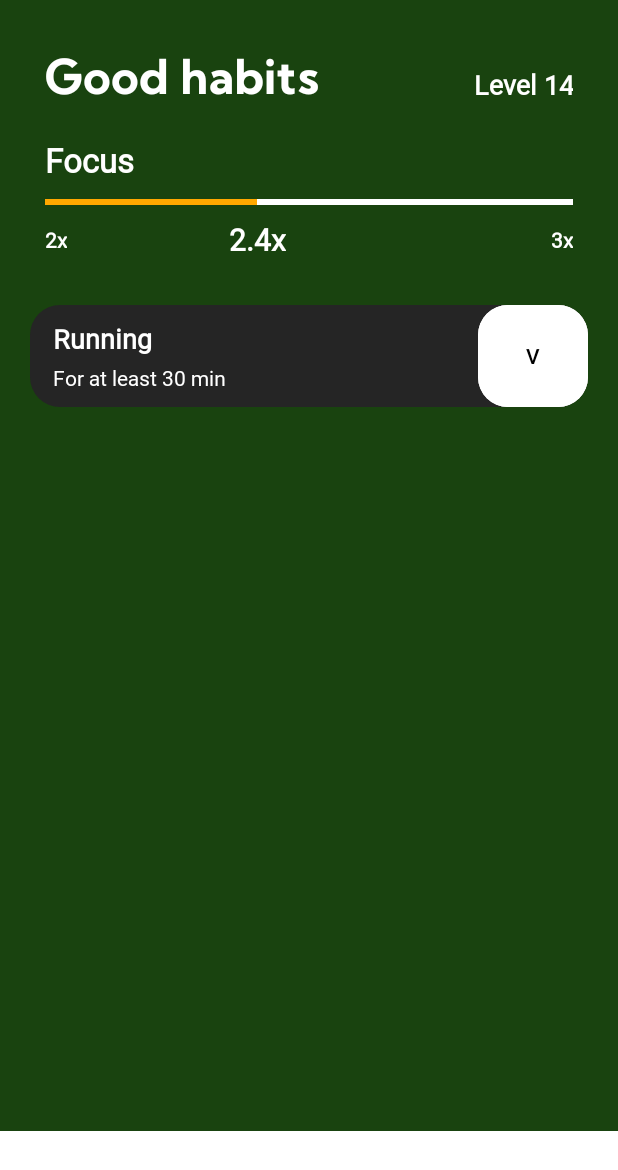
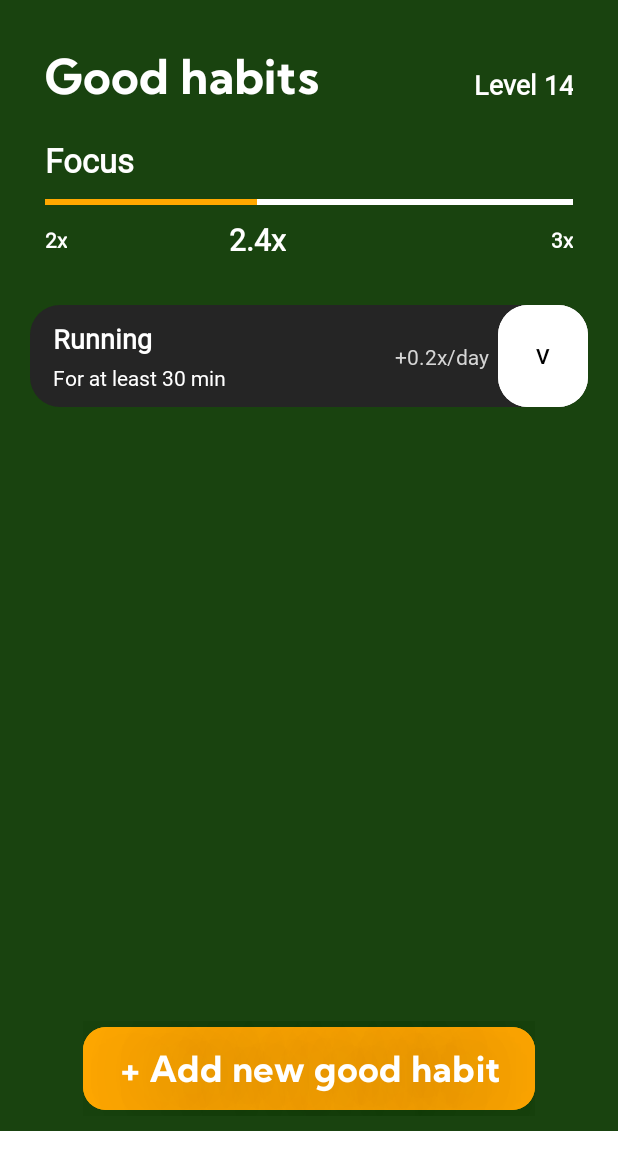
Before and after one commit to nejcmih/HabitQuestTNUV, an Android app: the screen it shows after launch (GoodHabit), on a phone screen of 412 x 824 dp. Shown: the top 1170 px of the screen. Run offline under Robolectric (Android 15) with nearby library versions, the phone set to English and light mode, and no system bars.

Commit message:
Gumb za dodajanje habita

```diff
--- a/app/src/main/res/layout/activity_goodhabits.xml
+++ b/app/src/main/res/layout/activity_goodhabits.xml
@@ -121,7 +121,7 @@
         android:layout_marginTop="30dp"
         android:layout_marginEnd="20dp"
         android:layout_marginBottom="10dp"
-        app:layout_constraintBottom_toTopOf="@+id/bottomNavigation"
+        app:layout_constraintBottom_toTopOf="@+id/button2"
         app:layout_constraintEnd_toEndOf="parent"
         app:layout_constraintStart_toStartOf="parent"
         app:layout_constraintTop_toBottomOf="@+id/textView6">
@@ -166,15 +166,27 @@
                     android:textColor="@color/white"
                     android:textSize="14sp"
                     app:layout_constraintBottom_toBottomOf="parent"
-                    app:layout_constraintEnd_toStartOf="@+id/button"
+                    app:layout_constraintEnd_toStartOf="@+id/textView11"
                     app:layout_constraintStart_toStartOf="parent"
                     app:layout_constraintTop_toBottomOf="@+id/textView" />
 
+                <TextView
+                    android:id="@+id/textView11"
+                    android:layout_width="wrap_content"
+                    android:layout_height="wrap_content"
+                    android:layout_marginEnd="6dp"
+                    android:fontFamily="@font/kumbh_sans"
+                    android:text="@string/habits_focusmultipliervalue"
+                    android:textColor="@color/almostwhite"
+                    android:textSize="14sp"
+                    app:layout_constraintBottom_toBottomOf="parent"
+                    app:layout_constraintEnd_toStartOf="@+id/button"
+                    app:layout_constraintTop_toTopOf="parent" />
+
                 <Button
                     android:id="@+id/button"
-                    android:layout_width="73dp"
+                    android:layout_width="60dp"
                     android:layout_height="0dp"
-                    android:layout_marginStart="10dp"
                     android:backgroundTint="@color/white"
                     android:foregroundTint="#000000"
                     android:insetTop="0dp"
@@ -184,12 +196,33 @@
                     app:cornerRadius="20dp"
                     app:layout_constraintBottom_toBottomOf="parent"
                     app:layout_constraintEnd_toEndOf="parent"
-                    app:layout_constraintHorizontal_bias="1.0"
                     app:layout_constraintTop_toTopOf="parent" />
             </androidx.constraintlayout.widget.ConstraintLayout>
 
         </LinearLayout>
     </ScrollView>
+
+    <Button
+        android:id="@+id/button2"
+        android:layout_width="wrap_content"
+        android:layout_height="wrap_content"
+        android:layout_marginBottom="10dp"
+        android:backgroundTint="@color/yellow"
+        android:fontFamily="@font/kumbh_sans_bold"
+        android:paddingTop="12dp"
+        android:paddingBottom="12dp"
+        android:text="@string/habits_add_new_good_habit"
+        android:textColor="@color/white"
+        android:textSize="24sp"
+        android:shadowColor="@color/button_gray"
+        android:shadowDx="3"
+        android:shadowDy="3"
+        android:shadowRadius="75"
+        app:cornerRadius="15dp"
+        app:layout_constraintBottom_toTopOf="@+id/bottomNavigation"
+        app:layout_constraintEnd_toEndOf="parent"
+        app:layout_constraintStart_toStartOf="parent"
+        app:layout_constraintTop_toBottomOf="@+id/scrollView4" />
 
     <com.google.android.material.bottomnavigation.BottomNavigationView
         android:id="@+id/bottomNavigation"
--- a/app/src/main/res/values/colors.xml
+++ b/app/src/main/res/values/colors.xml
@@ -2,6 +2,7 @@
 <resources>
     <color name="black">#FF000000</color>
     <color name="white">#FFFFFFFF</color>
+    <color name="almostwhite">#D5D5D5</color>
     <color name="yellow">#FFA800</color>
     <color name="habit_good">#19430F</color>
     <color name="habit_bad">#400E0E</color>
--- a/app/src/main/res/values/strings.xml
+++ b/app/src/main/res/values/strings.xml
@@ -10,4 +10,6 @@
     <string name="habits_focusmultipliernext">3x</string>
     <string name="PlayerNameTest">NejcMihelovcevski</string>
     <string name="PlayerTitleTest">"The Beginner of Riften"</string>
+    <string name="habits_add_new_good_habit">+ Add new good habit</string>
+    <string name="habits_focusmultipliervalue">+0.2x/day</string>
 </resources>
```
